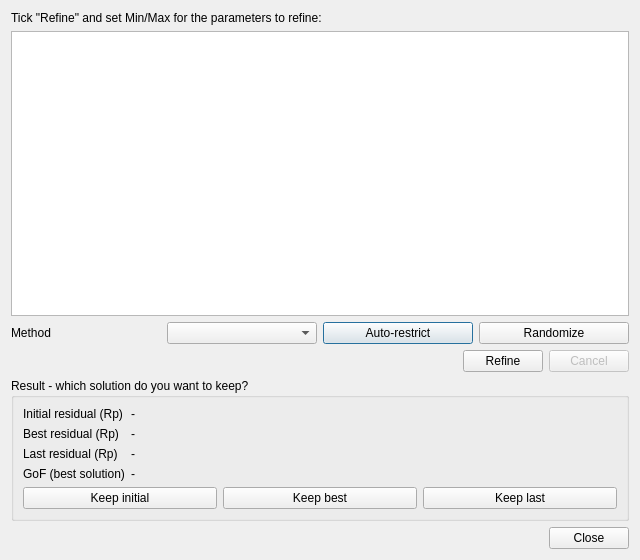
Qt form src/mudlab/ui/refinement.ui (Parthasarathi-Ghosh/MudLab2) before a commit.
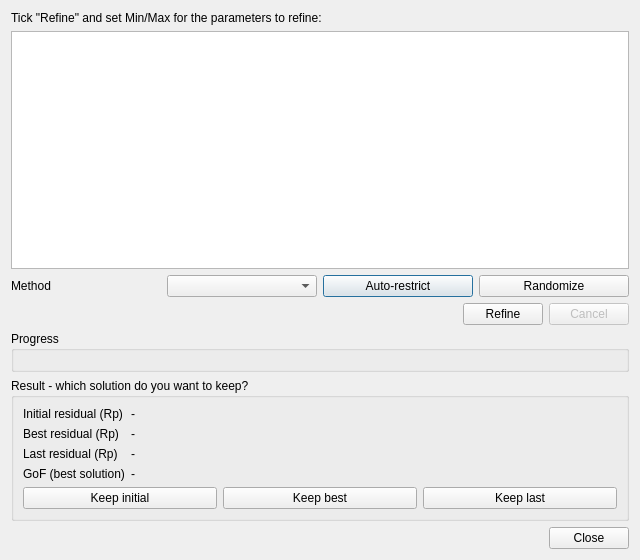
The same form after that commit.

Commit message: Add live refinement progress plot (best Rp vs evaluations)

Diff of the .ui file:
```diff
--- a/src/mudlab/ui/refinement.ui
+++ b/src/mudlab/ui/refinement.ui
@@ -115,6 +115,14 @@
      </item>
     </layout>
    </item>
+   <item>
+    <widget class="QGroupBox" name="grpProgress">
+     <property name="title">
+      <string>Progress</string>
+     </property>
+     <layout class="QVBoxLayout" name="progressLayout"/>
+    </widget>
+   </item>
    <item>
     <widget class="QGroupBox" name="grpResult">
      <property name="title">
```
The commit also changes 6 other files.
